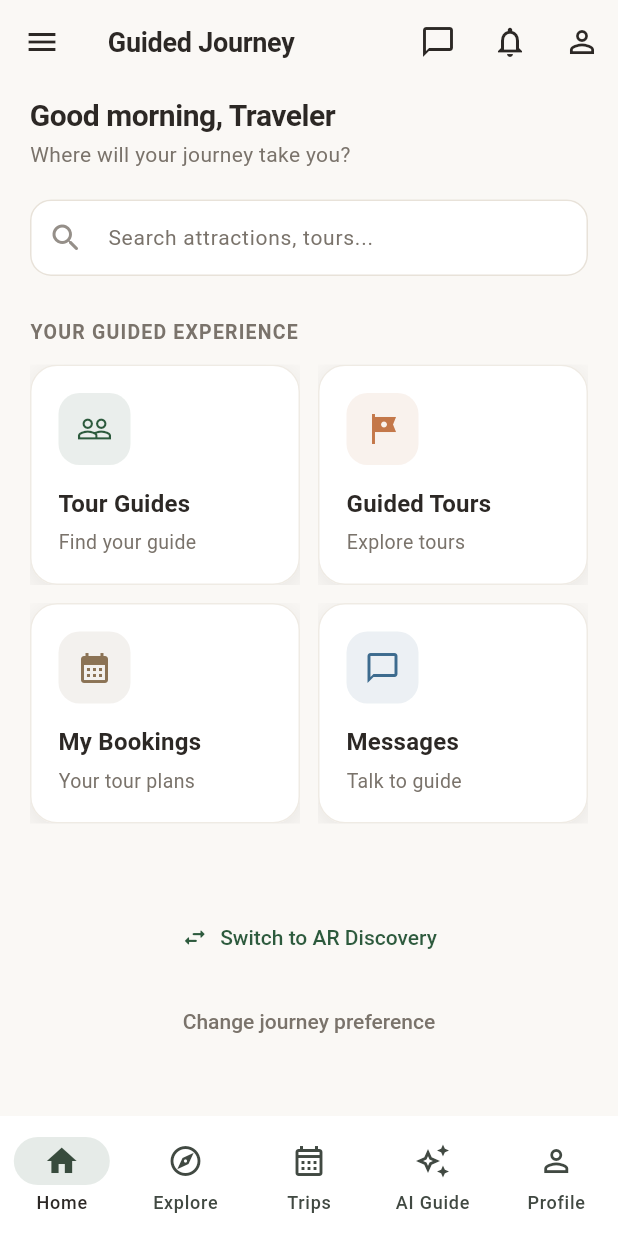
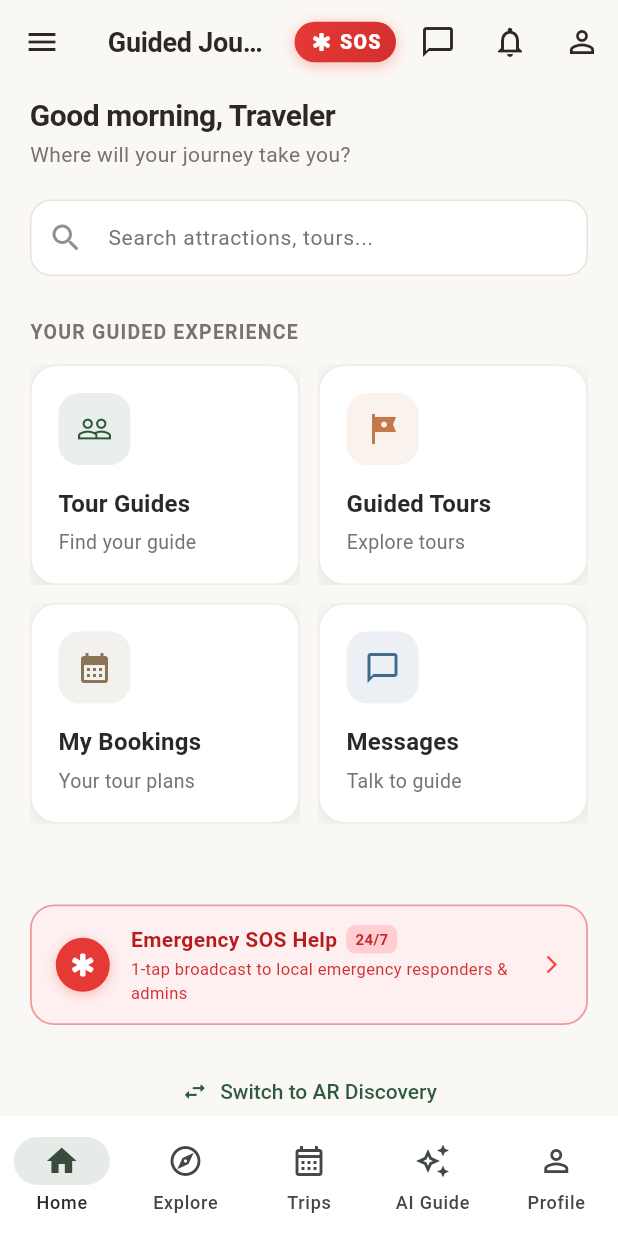
Before and after one commit to dddhena/ethioar_guide, a Flutter app: the GuidedJourneyDashboardPage screen opened by its route, on a phone screen of 412 x 824 dp. Run offline on Flutter 3.47's test engine with Material 3 defaults, Android fonts, the phone set to English and light mode, and no system bars; our stand-ins replace cloud_firestore, firebase_auth, firebase_core, firebase_storage, google_maps_flutter, image_picker; missing offline and left inert: ar_flutter_plugin, dart:html, dart:js_interop; accounts and stored records are empty; network calls fail; Roboto replaces fonts that are missing (Segoe UI).

Commit message:
added emergency alert for the tourist

```diff
--- a/lib/pages/journey/ar_discovery_dashboard_page.dart
+++ b/lib/pages/journey/ar_discovery_dashboard_page.dart
@@ -5,6 +5,7 @@ import '../../services/firestore_service.dart';
 import '../../services/journey_preference_service.dart';
 import '../../theme/ethio_theme.dart';
 import '../../widgets/chat_icon_button.dart';
+import '../../widgets/emergency_sos_button.dart';
 import '../../widgets/journey/dashboard_widgets.dart';
 import '../../widgets/journey/recommended_places_section.dart';
 import '../../widgets/notification_bell_button.dart';
@@ -12,6 +13,7 @@ import '../ai_guide_page.dart';
 import '../ar_guide.dart';
 import '../camera_preview.dart';
 import '../dashboard_page.dart';
+import '../emergency/emergency_sos_dialog.dart';
 import '../explore_page.dart';
 import '../favorites_page.dart';
 import '../landmarks_page.dart';
@@ -287,7 +289,9 @@ class _ArDiscoveryDashboardPageState extends State<ArDiscoveryDashboardPage> {
         ),
         const SizedBox(height: 28),
         const RecommendedPlacesSection(title: 'RECOMMENDED PLACES'),
-        const SizedBox(height: 24),
+        const SizedBox(height: 18),
+        const EmergencyQuickCard(),
+        const SizedBox(height: 16),
         SwitchJourneyButton(label: 'Switch to Guided Journey', onTap: _switchToGuided),
         const SizedBox(height: 8),
         Center(
@@ -308,6 +312,7 @@ class _ArDiscoveryDashboardPageState extends State<ArDiscoveryDashboardPage> {
       appBar: AppBar(
         title: const Text('AR Discovery'),
         actions: [
+          const EmergencySosButton(),
           const ChatIconButton(color: EthioColors.charcoal),
           const NotificationBellButton(color: EthioColors.charcoal),
           IconButton(
@@ -379,6 +384,17 @@ class _ArDiscoveryDashboardPageState extends State<ArDiscoveryDashboardPage> {
               ),
             ),
             ListTile(
+              leading: const Icon(Icons.emergency_rounded, color: Colors.red),
+              title: const Text(
+                '🚨 Emergency SOS Help',
+                style: TextStyle(color: Colors.red, fontWeight: FontWeight.bold),
+              ),
+              onTap: () {
+                Navigator.pop(context);
+                EmergencySosDialog.show(context);
+              },
+            ),
+            ListTile(
               leading: const Icon(Icons.dashboard_outlined),
               title: const Text('Classic Dashboard'),
               onTap: () {
--- a/lib/pages/journey/guided_journey_dashboard_page.dart
+++ b/lib/pages/journey/guided_journey_dashboard_page.dart
@@ -5,6 +5,7 @@ import '../../services/firestore_service.dart';
 import '../../services/journey_preference_service.dart';
 import '../../theme/ethio_theme.dart';
 import '../../widgets/chat_icon_button.dart';
+import '../../widgets/emergency_sos_button.dart';
 import '../../widgets/journey/dashboard_widgets.dart';
 import '../../widgets/journey/recommended_places_section.dart';
 import '../../widgets/notification_bell_button.dart';
@@ -12,6 +13,7 @@ import '../ai_guide_page.dart';
 import '../camera_preview.dart';
 import '../chat/conversations_list_page.dart';
 import '../dashboard_page.dart';
+import '../emergency/emergency_sos_dialog.dart';
 import '../explore_page.dart';
 import '../favorites_page.dart';
 import '../guides/guides_list_page.dart';
@@ -203,7 +205,9 @@ class _GuidedJourneyDashboardPageState extends State<GuidedJourneyDashboardPage>
         ),
         const SizedBox(height: 28),
         const RecommendedPlacesSection(title: 'RECOMMENDED PLACES'),
-        const SizedBox(height: 24),
+        const SizedBox(height: 18),
+        const EmergencyQuickCard(),
+        const SizedBox(height: 16),
         SwitchJourneyButton(label: 'Switch to AR Discovery', onTap: _switchToAr),
         const SizedBox(height: 8),
         Center(
@@ -224,6 +228,7 @@ class _GuidedJourneyDashboardPageState extends State<GuidedJourneyDashboardPage>
       appBar: AppBar(
         title: const Text('Guided Journey'),
         actions: [
+          const EmergencySosButton(),
           const ChatIconButton(color: EthioColors.charcoal),
           const NotificationBellButton(color: EthioColors.charcoal),
           IconButton(
@@ -295,6 +300,17 @@ class _GuidedJourneyDashboardPageState extends State<GuidedJourneyDashboardPage>
               ),
             ),
             ListTile(
+              leading: const Icon(Icons.emergency_rounded, color: Colors.red),
+              title: const Text(
+                '🚨 Emergency SOS Help',
+                style: TextStyle(color: Colors.red, fontWeight: FontWeight.bold),
+              ),
+              onTap: () {
+                Navigator.pop(context);
+                EmergencySosDialog.show(context);
+              },
+            ),
+            ListTile(
               leading: const Icon(Icons.dashboard_outlined),
               title: const Text('Classic Dashboard'),
               onTap: () {
--- /dev/null
+++ b/lib/widgets/emergency_sos_button.dart
@@ -0,0 +1,171 @@
+import 'package:flutter/material.dart';
+import '../pages/emergency/emergency_sos_dialog.dart';
+
+/// Modern, high-visibility Emergency SOS button designed for the AppBar or headers.
+class EmergencySosButton extends StatelessWidget {
+  final bool compact;
+
+  const EmergencySosButton({super.key, this.compact = false});
+
+  @override
+  Widget build(BuildContext context) {
+    if (compact) {
+      return Container(
+        margin: const EdgeInsets.symmetric(horizontal: 4, vertical: 8),
+        decoration: BoxDecoration(
+          color: Colors.red.shade50,
+          borderRadius: BorderRadius.circular(12),
+          border: Border.all(color: Colors.red.shade300, width: 1.2),
+          boxShadow: [
+            BoxShadow(
+              color: Colors.red.withValues(alpha: 0.18),
+              blurRadius: 6,
+              offset: const Offset(0, 2),
+            ),
+          ],
+        ),
+        child: IconButton(
+          icon: const Icon(Icons.emergency_rounded, color: Colors.red, size: 20),
+          tooltip: 'Emergency SOS Help',
+          onPressed: () => EmergencySosDialog.show(context),
+          padding: EdgeInsets.zero,
+          constraints: const BoxConstraints(minWidth: 36, minHeight: 36),
+        ),
+      );
+    }
+
+    return Material(
+      color: Colors.transparent,
+      child: InkWell(
+        onTap: () => EmergencySosDialog.show(context),
+        borderRadius: BorderRadius.circular(14),
+        child: Container(
+          margin: const EdgeInsets.symmetric(horizontal: 4, vertical: 8),
+          padding: const EdgeInsets.symmetric(horizontal: 10, vertical: 4),
+          decoration: BoxDecoration(
+            gradient: LinearGradient(
+              colors: [Colors.red.shade600, Colors.red.shade700],
+              begin: Alignment.topLeft,
+              end: Alignment.bottomRight,
+            ),
+            borderRadius: BorderRadius.circular(14),
+            boxShadow: [
+              BoxShadow(
+                color: Colors.red.withValues(alpha: 0.35),
+                blurRadius: 8,
+                offset: const Offset(0, 2),
+              ),
+            ],
+          ),
+          child: const Row(
+            mainAxisSize: MainAxisSize.min,
+            children: [
+              Icon(Icons.emergency_rounded, color: Colors.white, size: 16),
+              SizedBox(width: 4),
+              Text(
+                'SOS',
+                style: TextStyle(
+                  color: Colors.white,
+                  fontWeight: FontWeight.w800,
+                  fontSize: 13,
+                  letterSpacing: 0.8,
+                ),
+              ),
+            ],
+          ),
+        ),
+      ),
+    );
+  }
+}
+
+/// Floating or banner emergency card for the dashboard home tabs.
+class EmergencyQuickCard extends StatelessWidget {
+  const EmergencyQuickCard({super.key});
+
+  @override
+  Widget build(BuildContext context) {
+    return Container(
+      margin: const EdgeInsets.only(top: 8, bottom: 4),
+      decoration: BoxDecoration(
+        color: Colors.red.shade50.withValues(alpha: 0.7),
+        borderRadius: BorderRadius.circular(16),
+        border: Border.all(color: Colors.red.shade200, width: 1.2),
+      ),
+      child: Material(
+        color: Colors.transparent,
+        child: InkWell(
+          onTap: () => EmergencySosDialog.show(context),
+          borderRadius: BorderRadius.circular(16),
+          child: Padding(
+            padding: const EdgeInsets.symmetric(horizontal: 16, vertical: 12),
+            child: Row(
+              children: [
+                Container(
+                  padding: const EdgeInsets.all(8),
+                  decoration: BoxDecoration(
+                    color: Colors.red.shade600,
+                    shape: BoxShape.circle,
+                    boxShadow: [
+                      BoxShadow(
+                        color: Colors.red.withValues(alpha: 0.3),
+                        blurRadius: 6,
+                        offset: const Offset(0, 2),
+                      ),
+                    ],
+                  ),
+                  child: const Icon(Icons.emergency_rounded, color: Colors.white, size: 20),
+                ),
+                const SizedBox(width: 14),
+                Expanded(
+                  child: Column(
+                    crossAxisAlignment: CrossAxisAlignment.start,
+                    children: [
+                      Row(
+                        children: [
+                          Text(
+                            'Emergency SOS Help',
+                            style: TextStyle(
+                              fontSize: 14,
+                              fontWeight: FontWeight.bold,
+                              color: Colors.red.shade900,
+                            ),
+                          ),
+                          const SizedBox(width: 6),
+                          Container(
+                            padding: const EdgeInsets.symmetric(horizontal: 6, vertical: 2),
+                            decoration: BoxDecoration(
+                              color: Colors.red.shade100,
+                              borderRadius: BorderRadius.circular(6),
+                            ),
+                            child: Text(
+                              '24/7',
+                              style: TextStyle(
+                                fontSize: 10,
+                                fontWeight: FontWeight.bold,
+                                color: Colors.red.shade800,
+                              ),
+                            ),
+                          ),
+                        ],
+                      ),
+                      const SizedBox(height: 2),
+                      Text(
+                        '1-tap broadcast to local emergency responders & admins',
+                        style: TextStyle(
+                          fontSize: 11,
+                          color: Colors.red.shade700,
+                        ),
+                      ),
+                    ],
+                  ),
+                ),
+                const Icon(Icons.arrow_forward_ios, size: 14, color: Colors.red),
+              ],
+            ),
+          ),
+        ),
+      ),
+    );
+  }
+}
```
